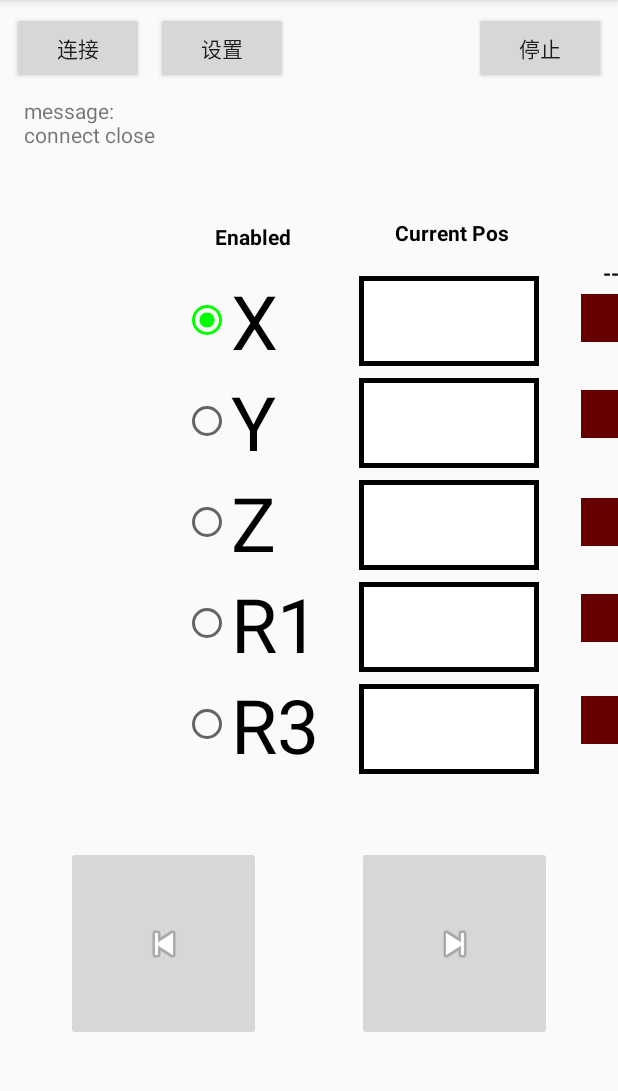
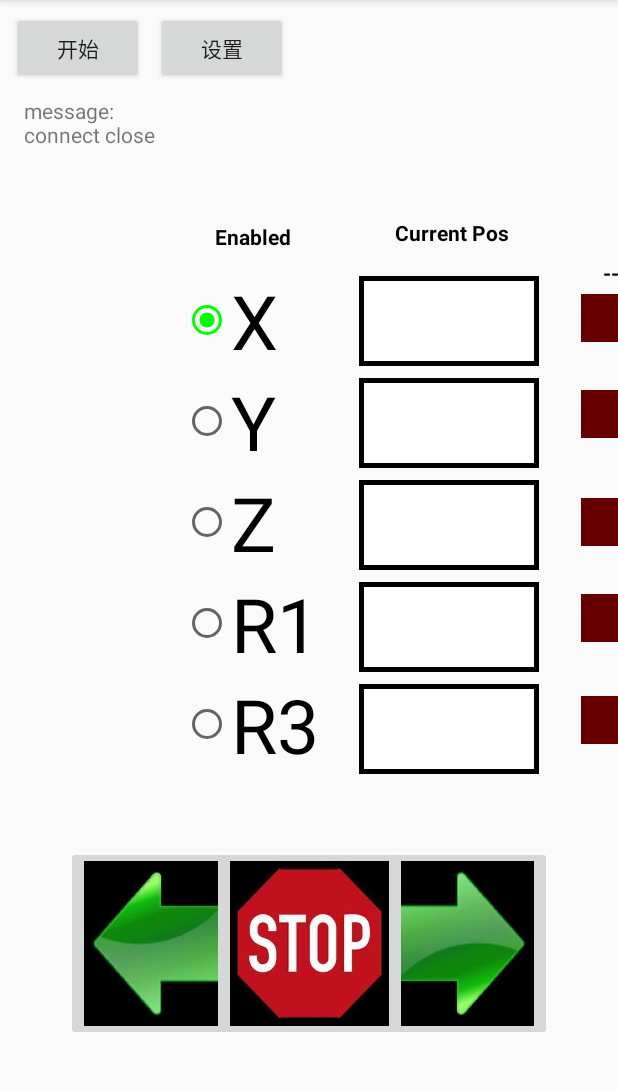
Before and after one commit to zhangshangyang/DummyHandle, an Android app: the screen it shows after launch (MainActivity), after a tap on "停止", on a phone screen of 412 x 824 dp, the part 84-1175 px from its top. Run offline under Robolectric (Android 15) with nearby library versions, the phone set to English and light mode, and no system bars; 2 other taps on this screen came first.

```diff
--- a/app/src/main/AndroidManifest.xml
+++ b/app/src/main/AndroidManifest.xml
@@ -2,6 +2,7 @@
 <manifest xmlns:android="http://schemas.android.com/apk/res/android"
     package="com.example.administrator.dummyhandle">
     <uses-permission android:name="android.permission.INTERNET" />
+    <uses-permission android:name="android.permission.VIBRATE" />
     <application
         android:allowBackup="true"
         android:icon="@mipmap/logo"
--- a/app/src/main/res/layout/activity_main.xml
+++ b/app/src/main/res/layout/activity_main.xml
@@ -22,7 +22,8 @@
             android:layout_marginTop="12dp"
             app:layout_constraintStart_toStartOf="parent"
             app:layout_constraintTop_toTopOf="parent"
-            app:srcCompat="@android:drawable/ic_media_previous" />
+            android:scaleType="fitXY"
+            app:srcCompat="@mipmap/timg1" />
 
 
         <ImageButton
@@ -33,7 +34,22 @@
             android:layout_marginTop="12dp"
             app:layout_constraintEnd_toEndOf="parent"
             app:layout_constraintTop_toTopOf="parent"
-            app:srcCompat="@android:drawable/ic_media_next" />
+            android:scaleType="fitXY"
+            app:srcCompat="@mipmap/timg" />
+
+        <ImageButton
+            android:id="@+id/imageButton3"
+            android:layout_width="130dp"
+            android:layout_height="130dp"
+            android:layout_marginEnd="8dp"
+            android:layout_marginStart="8dp"
+            android:layout_marginTop="12dp"
+            android:scaleType="fitXY"
+            app:layout_constraintEnd_toStartOf="@+id/imageButton2"
+            app:layout_constraintHorizontal_bias="0.496"
+            app:layout_constraintStart_toEndOf="@+id/imageButton"
+            app:layout_constraintTop_toTopOf="parent"
+            app:srcCompat="@mipmap/stop" />
     </android.support.constraint.ConstraintLayout>
 
     <RadioGroup
@@ -126,16 +142,6 @@
         app:layout_constraintStart_toStartOf="parent"
         app:layout_constraintTop_toBottomOf="@+id/button"
         app:layout_constraintVertical_bias="0.0" />
-
-    <Button
-        android:id="@+id/button3"
-        android:layout_width="wrap_content"
-        android:layout_height="wrap_content"
-        android:layout_marginEnd="8dp"
-        android:layout_marginTop="8dp"
-        android:text="停止"
-        app:layout_constraintEnd_toEndOf="parent"
-        app:layout_constraintTop_toTopOf="parent" />
 
     <TextView
         android:id="@+id/Xvalue"
```
Also changed, not shown: app/src/main/java/com/example/administrator/dummyhandle/MainActivity.java (+92 -54 lines), app/src/main/res/mipmap-hdpi/stop.JPG (added), app/src/main/res/mipmap-hdpi/timg.jpg (added), app/src/main/res/mipmap-hdpi/timg1.jpg (added).
